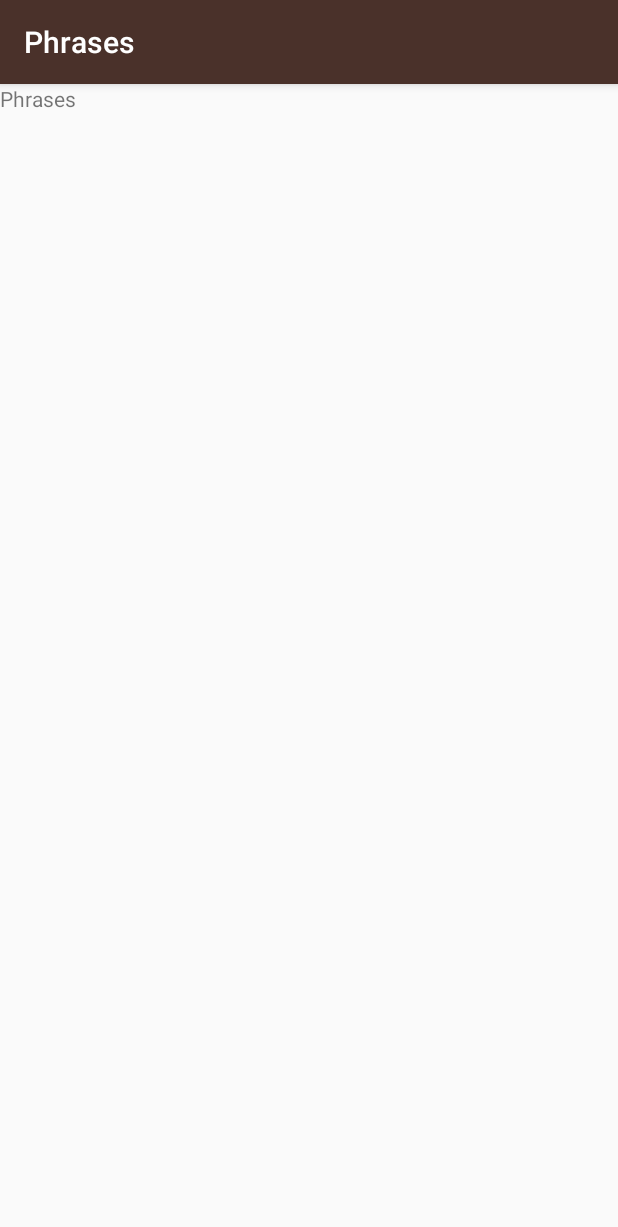
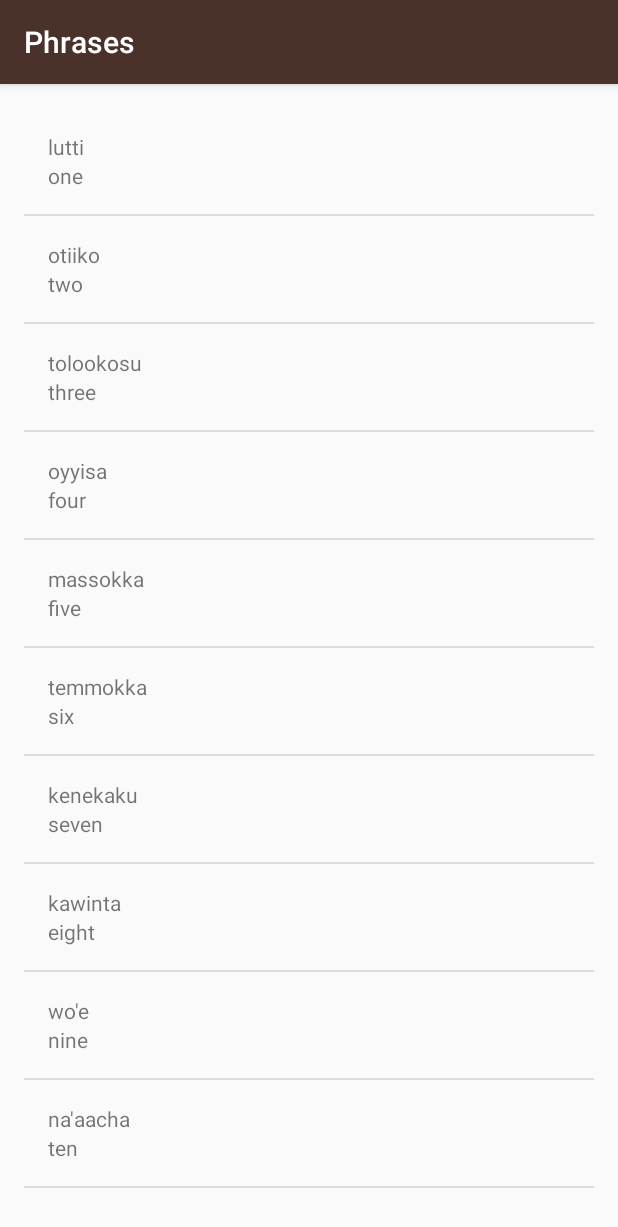
Before and after one commit to flyyy1024/miwork, an Android app: the PhrasesActivity screen opened directly, with no data from a screen before it, on a phone screen of 412 x 824 dp. Shown: the top 1227 px of the screen. Run offline under Robolectric (Android 15) with nearby library versions, the phone set to English and light mode, and no system bars.

Commit message:
将自定义的WordAdapter应用于Colors,Family,Phrases Activity，所有Activity共用一个word_list布局文件，并删去其余类别自定义的布局文件

```diff
--- a/app/src/main/java/com/example/flyyy/miwork/NumbersActivity.java
+++ b/app/src/main/java/com/example/flyyy/miwork/NumbersActivity.java
@@ -2,7 +2,6 @@ package com.example.flyyy.miwork;
 
 import android.support.v7.app.AppCompatActivity;
 import android.os.Bundle;
-import android.widget.ArrayAdapter;
 import android.widget.ListView;
 import java.util.ArrayList;
 
@@ -11,7 +10,7 @@ public class NumbersActivity extends AppCompatActivity {
     @Override
     protected void onCreate(Bundle savedInstanceState) {
         super.onCreate(savedInstanceState);
-        setContentView(R.layout.activity_numbers);
+        setContentView(R.layout.word_list);
 
         ArrayList<Word> words = new ArrayList<Word>();
         words.add(new Word("one", "lutti"));
@@ -28,5 +27,6 @@ public class NumbersActivity extends AppCompatActivity {
         WordAdapter itermsAdapter = new WordAdapter(this,  words);
         ListView listView = (ListView) findViewById(R.id.list);
         listView.setAdapter(itermsAdapter);
+
     }
 }
--- a/app/src/main/java/com/example/flyyy/miwork/PhrasesActivity.java
+++ b/app/src/main/java/com/example/flyyy/miwork/PhrasesActivity.java
@@ -2,12 +2,32 @@ package com.example.flyyy.miwork;
 
 import android.support.v7.app.AppCompatActivity;
 import android.os.Bundle;
+import android.widget.ListView;
+
+import java.util.ArrayList;
 
 public class PhrasesActivity extends AppCompatActivity {
 
     @Override
     protected void onCreate(Bundle savedInstanceState) {
         super.onCreate(savedInstanceState);
-        setContentView(R.layout.activity_phrases);
+        setContentView(R.layout.word_list);
+
+        ArrayList<Word> words = new ArrayList<Word>();
+        words.add(new Word("one", "lutti"));
+        words.add(new Word("two", "otiiko"));
+        words.add(new Word("three", "tolookosu"));
+        words.add(new Word("four", "oyyisa"));
+        words.add(new Word("five", "massokka"));
+        words.add(new Word("six", "temmokka"));
+        words.add(new Word("seven", "kenekaku"));
+        words.add(new Word("eight", "kawinta"));
+        words.add(new Word("nine", "wo'e"));
+        words.add(new Word("ten", "na'aacha"));
+
+        WordAdapter itermsAdapter = new WordAdapter(this,  words);
+        ListView listView = (ListView) findViewById(R.id.list);
+        listView.setAdapter(itermsAdapter);
+
     }
 }
--- a/app/src/main/res/layout/activity_phrases.xml
+++ /dev/null
@@ -1,14 +0,0 @@
-<?xml version="1.0" encoding="utf-8"?>
-<LinearLayout xmlns:android="http://schemas.android.com/apk/res/android"
-    xmlns:app="http://schemas.android.com/apk/res-auto"
-    xmlns:tools="http://schemas.android.com/tools"
-    android:layout_width="match_parent"
-    android:layout_height="match_parent"
-    tools:context=".PhrasesActivity">
-
-    <TextView
-        android:layout_width="match_parent"
-        android:layout_height="wrap_content"
-        android:text="@string/category_phrases" />
-
-</LinearLayout>
--- a/app/src/main/res/layout/activity_numbers.xml
+++ b/app/src/main/res/layout/word_list.xml
@@ -5,6 +5,4 @@
     android:layout_width="match_parent"
     android:layout_height="match_parent"
     android:orientation="vertical"
-    android:padding="16dp"
-    android:numColumns="2"
-    tools:context=".NumbersActivity" />
+    android:padding="16dp" />
```
Also changed, not shown: app/src/main/java/com/example/flyyy/miwork/ColorsActivity.java (+19 -1 lines), app/src/main/java/com/example/flyyy/miwork/FamilyActivity.java (+21 -1 lines), app/src/main/res/layout/activity_colors.xml (deleted, +0 -13 lines), app/src/main/res/layout/activity_family.xml (deleted, +0 -13 lines).
